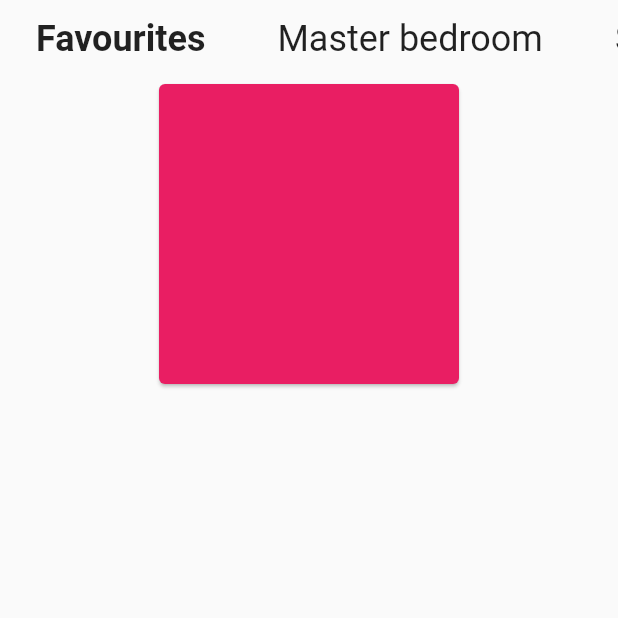
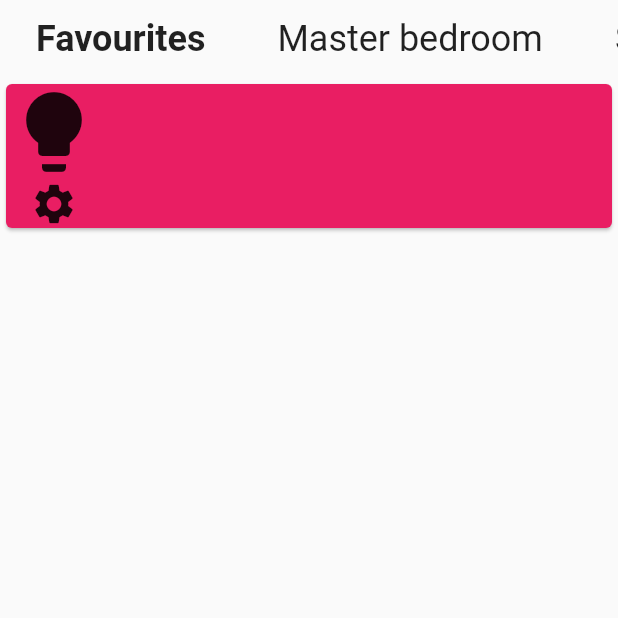
Before and after one commit to mivoligo/smarty_home, a Flutter app: the screen it shows after launch, on a phone screen of 412 x 824 dp, the top half of it. Run offline on Flutter 3.47's test engine with Material 2 defaults, Android fonts, the phone set to English and light mode, and no system bars.

Commit message:
Work on LeftSide of CardButton

```diff
--- a/lib/card_button.dart
+++ b/lib/card_button.dart
@@ -1,16 +1,65 @@
 import 'package:flutter/material.dart';
 
 class CardButton extends StatelessWidget {
-  const CardButton({Key? key}) : super(key: key);
+  const CardButton({
+    Key? key,
+    required this.backgroundColor,
+    required this.iconData,
+    this.color = Colors.black87,
+  }) : super(key: key);
+
+  final Color backgroundColor;
+  final Color color;
+  final IconData iconData;
 
   @override
   Widget build(BuildContext context) {
-    return const Card(
+    return Card(
       color: Colors.pink,
-      child: SizedBox(
-        width: 200,
-        height: 200,
+      child: Row(
+        children: [
+          LeftSide(
+            iconData: iconData,
+          ),
+          RightSide(),
+        ],
       ),
     );
   }
 }
+
+class LeftSide extends StatelessWidget {
+  const LeftSide({
+    Key? key,
+    required this.iconData,
+    this.onTap,
+  }) : super(key: key);
+
+  final IconData iconData;
+  final VoidCallback? onTap;
+
+  @override
+  Widget build(BuildContext context) {
+    return Column(
+      children: [
+        Icon(iconData, size: 64),
+        InkWell(
+          onTap: onTap,
+          child: const Icon(
+            Icons.settings,
+            size: 32,
+          ),
+        ),
+      ],
+    );
+  }
+}
+
+class RightSide extends StatelessWidget {
+  const RightSide({Key? key}) : super(key: key);
+
+  @override
+  Widget build(BuildContext context) {
+    return Container();
+  }
+}
--- a/lib/page_content.dart
+++ b/lib/page_content.dart
@@ -6,6 +6,9 @@ class PageContent extends StatelessWidget {
 
   @override
   Widget build(BuildContext context) {
-    return CardButton();
+    return const CardButton(
+      iconData: Icons.lightbulb,
+      backgroundColor: Colors.blue,
+    );
   }
 }
```
